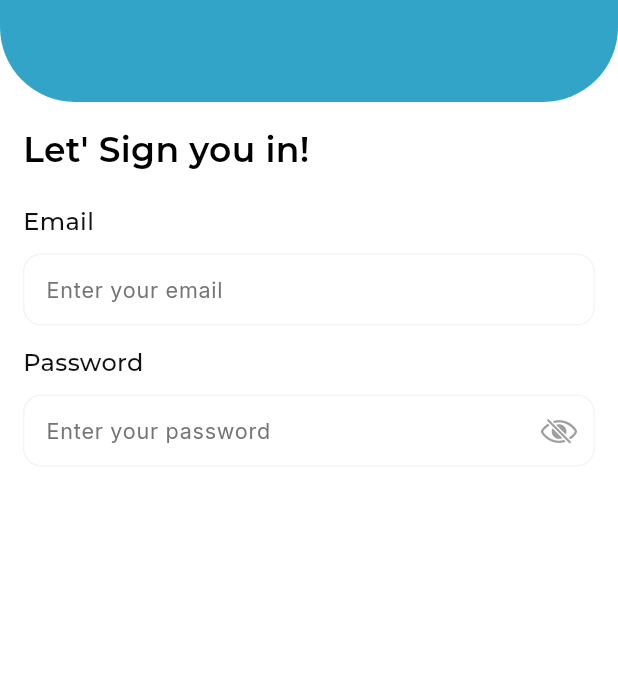
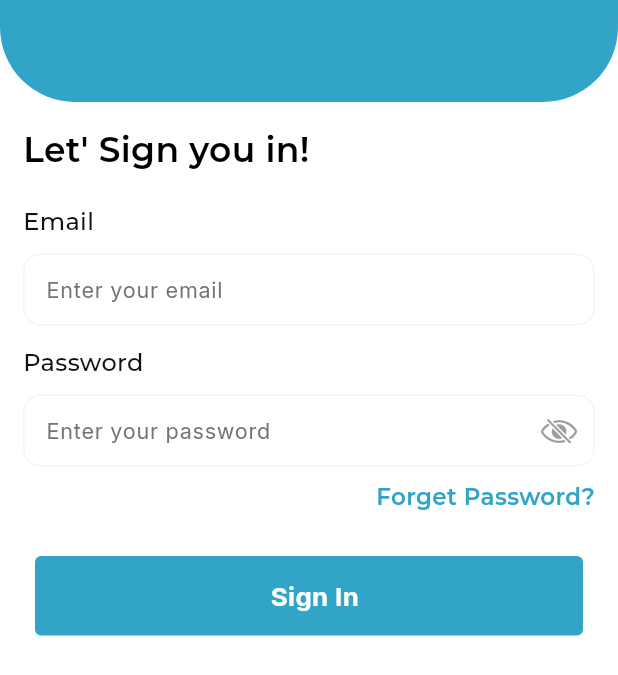
Before and after one commit to golamshakib/simple_chatting_app, a Flutter app: the LoginScreen screen opened by its route, on a phone screen of 412 x 824 dp. Shown: the top 675 px of the screen. Run offline on Flutter 3.47's test engine with Material 3 defaults, Android fonts, the phone set to English and light mode, and no system bars; our stand-ins replace firebase_core, firebase_messaging, flutter_dotenv, flutter_local_notifications, flutter_svg, get and 6 more; missing offline and left inert: dart:ffi; accounts and stored records are empty.

Commit message:
Modified login screen

```diff
--- a/lib/core/common/widgets/custom_submit_button.dart
+++ b/lib/core/common/widgets/custom_submit_button.dart
@@ -1,3 +1,5 @@
+import 'dart:ffi';
+
 import 'package:flutter/material.dart';
 import 'package:google_fonts/google_fonts.dart';
 
@@ -14,6 +16,8 @@ class CustomSubmitButton extends StatelessWidget {
   final BorderRadius? borderRadius;
   final Color? color; // Added color parameter (button color)
   final Color? textColor; // Added textColor parameter (text color)
+  final double? fontSize; // Added fontSize parameter (font size)
+  final FontWeight? fontWeight; // Added fontWeight parameter (font weight)
 
   const CustomSubmitButton({
     super.key,
@@ -26,6 +30,8 @@ class CustomSubmitButton extends StatelessWidget {
     this.borderRadius,
     this.color, // Optional color parameter
     this.textColor, // Optional text color parameter
+    this.fontSize,
+    this.fontWeight,
   });
 
   @override
@@ -61,8 +67,8 @@ class CustomSubmitButton extends StatelessWidget {
                   text,
                   textAlign: TextAlign.center,
                   style: GoogleFonts.inter(
-                    fontSize: getWidth(16),
-                    fontWeight: FontWeight.w600,
+                    fontSize: fontSize ?? getWidth(16),
+                    fontWeight: fontWeight ?? FontWeight.w600,
                     color: textColor ?? AppColors.textWhite, // Use the provided text color or the default color
                   ),
                 ),
--- a/lib/core/common/widgets/custom_text_button.dart
+++ b/lib/core/common/widgets/custom_text_button.dart
@@ -9,13 +9,13 @@ class CustomTextButton extends StatefulWidget {
     required this.text,
     required this.onTap,
     this.textColor,
-    this.textSize,
+    this.fontSize,
     this.fontWeight,
   });
 
   final String text;
   final Color? textColor;
-  final double? textSize;
+  final double? fontSize;
   final Function onTap;
   final FontWeight? fontWeight;
 
@@ -30,8 +30,8 @@ class _AppTextButtonState extends State<CustomTextButton> {
   @override
   void initState() {
     super.initState();
-    color = widget.textColor ?? AppColors.textPrimary;
-    size = widget.textSize ?? getWidth(14);
+    color = widget.textColor ?? AppColors.primary;
+    size = widget.fontSize ?? getWidth(14);
   }
 
   @override
@@ -63,7 +63,7 @@ class _AppTextButtonState extends State<CustomTextButton> {
     Future.delayed(const Duration(milliseconds: 150)).then((value) {
       setState(() {
         color = widget.textColor ?? AppColors.textPrimary;
-        size = widget.textSize ?? getWidth(14);
+        size = widget.fontSize ?? getWidth(14);
       });
     });
   }
--- a/lib/features/login/presentation/screen/login_screen.dart
+++ b/lib/features/login/presentation/screen/login_screen.dart
@@ -2,7 +2,9 @@ import 'package:flutter/material.dart';
 import 'package:flutter/cupertino.dart';
 import 'package:get/get.dart';
 import 'package:simple_chatting_app/core/common/widgets/custom_appbar.dart';
+import 'package:simple_chatting_app/core/common/widgets/custom_submit_button.dart';
 import 'package:simple_chatting_app/core/common/widgets/custom_text.dart';
+import 'package:simple_chatting_app/core/common/widgets/custom_text_button.dart';
 import 'package:simple_chatting_app/core/common/widgets/custom_textformfield.dart';
 import 'package:simple_chatting_app/core/utils/constants/app_colors.dart';
 import 'package:simple_chatting_app/core/utils/constants/app_sizes.dart';
@@ -72,6 +74,28 @@ class LoginScreen extends StatelessWidget {
                   ),
                 ),
               ),
+              SizedBox(height: getHeight(12)),
+              Row(
+                children: [
+                  Spacer(),
+                  CustomTextButton(
+                    onTap: () {},
+                    text: 'Forget Password?',
+                    fontSize: getWidth(16),
+                    fontWeight: FontWeight.w600,
+                  ),
+                ],
+              ),
+              SizedBox(height: getHeight(24)),
+              Padding(
+                padding: const EdgeInsets.all(8.0),
+                child: CustomSubmitButton(
+                  text: "Sign In",
+                  fontSize: getWidth(18),
+                  fontWeight: FontWeight.w700,
+                  onTap: () {},
+                ),
+              ),
             ],
           ),
         ),
```
